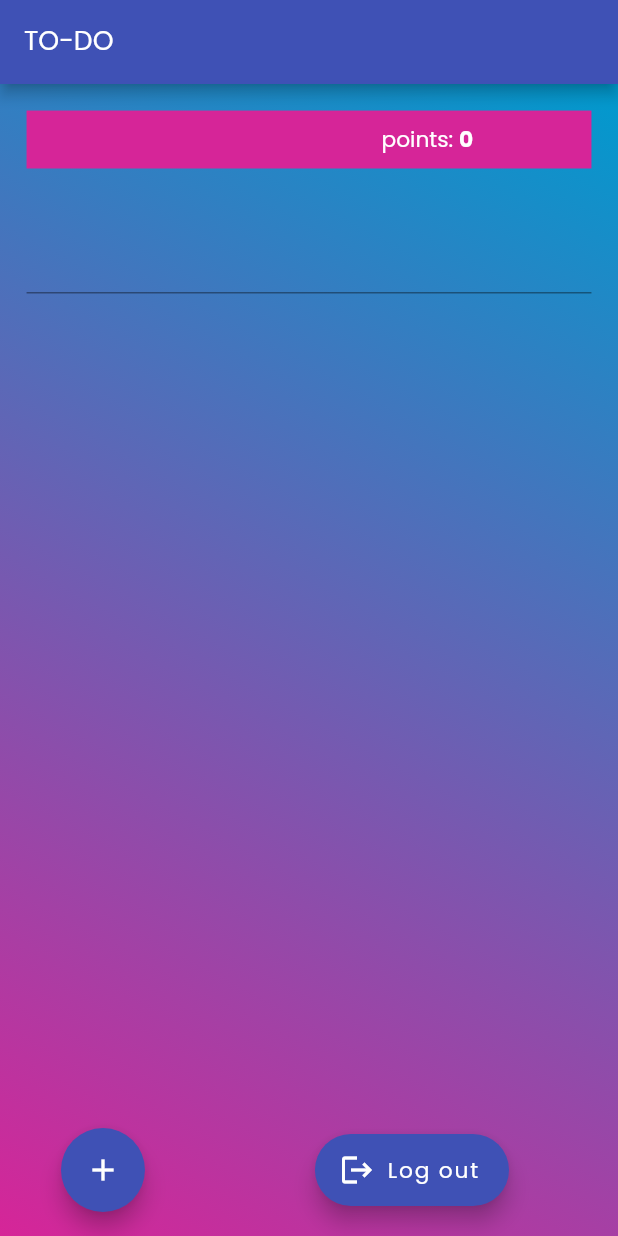
After one commit to Aduzja/to_do_app, a Flutter app: the screen it shows once a user with an empty profile is signed in, on a phone screen of 412 x 824 dp. The commit adds this screen. Run offline on Flutter 3.47's test engine with Material 2 defaults, Android fonts, the phone set to English and light mode, and no system bars; our stand-ins replace cloud_firestore, firebase_auth, firebase_core, google_fonts, google_mobile_ads, google_sign_in; accounts and stored records are empty; network calls fail.

Commit message:
Add point count and organize

```diff
--- a/lib/app/login/auth_service.dart
+++ b/lib/app/login/auth_service.dart
@@ -2,7 +2,7 @@ import 'package:firebase_auth/firebase_auth.dart';
 import 'package:flutter/material.dart';
 import 'package:google_sign_in/google_sign_in.dart';
 import 'package:to_do_app/app/login/login_page.dart';
-import 'package:to_do_app/app/tasks/second_page.dart';
+import 'package:to_do_app/app/tasks/tasks_page.dart';
 
 class AuthService {
   handleAuthState() {
@@ -10,7 +10,7 @@ class AuthService {
       stream: FirebaseAuth.instance.authStateChanges(),
       builder: (BuildContext context, snapshot) {
         if (snapshot.hasData) {
-          return const SecondPage();
+          return const TasksPage();
         } else {
           return LoginPage();
         }
@@ -30,7 +30,6 @@ class AuthService {
     return await FirebaseAuth.instance.signInWithCredential(credential);
   }
 
-
   signOut() {
     FirebaseAuth.instance.signOut();
   }
--- a/lib/app/login/cubit/login_state.dart
+++ /dev/null
@@ -1,4 +0,0 @@
-part of 'login_cubit.dart';
-
-@immutable
- class LoginState {}
--- a/lib/app/tasks/task_widget.dart
+++ b/lib/app/tasks/task_widget.dart
@@ -5,7 +5,7 @@ import 'package:google_fonts/google_fonts.dart';
 
 class TaskWidget extends StatelessWidget {
   const TaskWidget(
-    this.title, {
+    this.title, document, {
     Key? key,
   }) : super(key: key);
 
--- /dev/null
+++ b/lib/app/tasks/tasks_page.dart
@@ -0,0 +1,204 @@
+import 'package:cloud_firestore/cloud_firestore.dart';
+import 'package:firebase_auth/firebase_auth.dart';
+import 'package:flutter/material.dart';
+import 'package:to_do_app/app/tasks/task_widget.dart';
+import 'package:to_do_app/helpers/ad_mod_service.dart';
+import 'package:to_do_app/helpers/size_helper.dart';
+import 'package:to_do_app/helpers/constants.dart';
+import 'package:google_fonts/google_fonts.dart';
+
+const int kNumberOfPointsForAds = 3;
+
+class TasksPage extends StatefulWidget {
+  const TasksPage({
+    Key? key,
+  }) : super(key: key);
+
+  @override
+  State<TasksPage> createState() => _TasksPageState();
+}
+
+class _TasksPageState extends State<TasksPage> {
+  final adManager = AdManager();
+
+  final controller = TextEditingController();
+
+  bool watchedAds = false;
+
+  @override
+  void initState() {
+    super.initState();
+    adManager.addAds(true, true, true);
+    adManager.showRewardedAd();
+  }
+
+  @override
+  Widget build(BuildContext context) {
+    return StreamBuilder<QuerySnapshot<Map<String, dynamic>>>(
+        stream: FirebaseFirestore.instance.collection('tasks').snapshots(),
+        builder: (context, snapshot) {
+          if (snapshot.hasError) {
+            return const Text('An unexpected error occurred');
+          }
+
+          final documents = snapshot.data!.docs;
+
+          var numberOfTasks = documents.length;
+
+          var points =
+              kNumberOfPointsForAds - (numberOfTasks % kNumberOfPointsForAds);
+
+          points = points == kNumberOfPointsForAds
+              ? watchedAds
+                  ? kNumberOfPointsForAds
+                  : 0
+              : points;
+
+          return Scaffold(
+            resizeToAvoidBottomInset: false,
+            appBar: AppBar(
+              title: Text(
+                'TO-DO',
+                style: GoogleFonts.poppins(
+                  fontSize: SizeHelper.getSizeFromPx(context, 55),
+                  fontWeight: FontWeight.normal,
+                ),
+              ),
+            ),
+            floatingActionButton: Row(
+              mainAxisAlignment: MainAxisAlignment.spaceAround,
+              children: [
+                FloatingActionButton(
+                  onPressed: points == 0
+                      ? () {
+                          showDialog(
+                            context: context,
+                            builder: (_) => AlertDialog(
+                              title: const Text('Oooops...'),
+                              content:
+                                  const Text('Watch an ad and earn points'),
+                              actions: <Widget>[
+                                ElevatedButton(
+                                  onPressed: () {
+                                    adManager.showRewardedAd();
+                                    Navigator.pop(context, true);
+                                    setState(() {
+                                      watchedAds = true;
+                                    });
+                                  },
+                                  child: const Text('Watch'),
+                                ),
+                              ],
+                            ),
+                          );
+                          points;
+                        }
+                      : () {
+                          setState(() {
+                            watchedAds = false;
+                          });
+                          FirebaseFirestore.instance.collection('tasks').add(
+                              {'title': controller.text, 'points': points});
+                          controller.clear();
+                        },
+                  child: const Icon(Icons.add),
+                ),
+                FloatingActionButton.extended(
+                  icon: const Icon(Icons.logout),
+                  label: Text(
+                    'Log out',
+                    style: GoogleFonts.poppins(
+                      fontSize: SizeHelper.getSizeFromPx(context, 45),
+                      fontWeight: FontWeight.normal,
+                    ),
+                  ),
+                  onPressed: () {
+                    FirebaseAuth.instance.signOut();
+                  },
+                ),
+              ],
+            ),
+            body: Center(
+              child: Container(
+                decoration: const BoxDecoration(
+                  gradient: LinearGradient(
+                    begin: Alignment.bottomLeft,
+                    end: Alignment.topRight,
+                    colors: [Constants.colorPink, Constants.colorBlue],
+                  ),
+                ),
+                child: ListView(
+                  children: [
+                    Container(
+                      margin: EdgeInsets.all(
+                        SizeHelper.getSizeFromPx(context, 55),
+                      ),
+                      height: SizeHelper.getSizeFromPx(context, 120),
+                      color: Constants.colorPink,
+                      child: Row(
+                        mainAxisAlignment: MainAxisAlignment.spaceAround,
+                        children: [
+                          Text(
+                            FirebaseAuth.instance.currentUser!.email!,
+                            style: GoogleFonts.poppins(
+                              fontSize: SizeHelper.getSizeFromPx(context, 45),
+                              fontWeight: FontWeight.normal,
+                              color: Colors.white,
+                            ),
+                          ),
+                          Row(
+                            children: [
+                              Text(
+                                'points: ',
+                                style: GoogleFonts.poppins(
+                                  fontSize:
+                                      SizeHelper.getSizeFromPx(context, 45),
+                                  fontWeight: FontWeight.normal,
+                                  color: Colors.white,
+                                ),
+                              ),
+                              Text(
+                                '$points',
+                                style: GoogleFonts.poppins(
+                                  fontSize:
+                                      SizeHelper.getSizeFromPx(context, 45),
+                                  fontWeight: FontWeight.bold,
+                                  color: Colors.white,
+                                ),
+                              ),
+                            ],
+                          ),
+                        ],
+                      ),
+                    ),
+                    for (final document in documents) ...[
+                      Dismissible(
+                        key: ValueKey(document.id),
+                        onDismissed: (_) {
+                          FirebaseFirestore.instance
+                              .collection('tasks')
+                              .doc(document.id)
+                              .delete();
+                        },
+                        child: TaskWidget(
+                          document['title'],
+                          document['points'],
+                        ),
+                      ),
+                    ],
+                    Container(
+                      margin: EdgeInsets.all(
+                        SizeHelper.getSizeFromPx(context, 55),
+                      ),
+                      child: TextField(
+                        controller: controller,
+                      ),
+                    ),
+                  ],
+                ),
+              ),
+            ),
+          );
+        });
+  }
+}
```
Also changed, not shown: lib/app/login/cubit/login_cubit.dart (deleted, +0 -8 lines), lib/app/login/login_page.dart (+7 -22 lines), lib/app/tasks/cubit/tasks_cubit.dart (deleted, +0 -12 lines), lib/app/tasks/cubit/tasks_state.dart (deleted, +0 -12 lines), lib/app/tasks/second_page.dart (deleted, +0 -211 lines).
